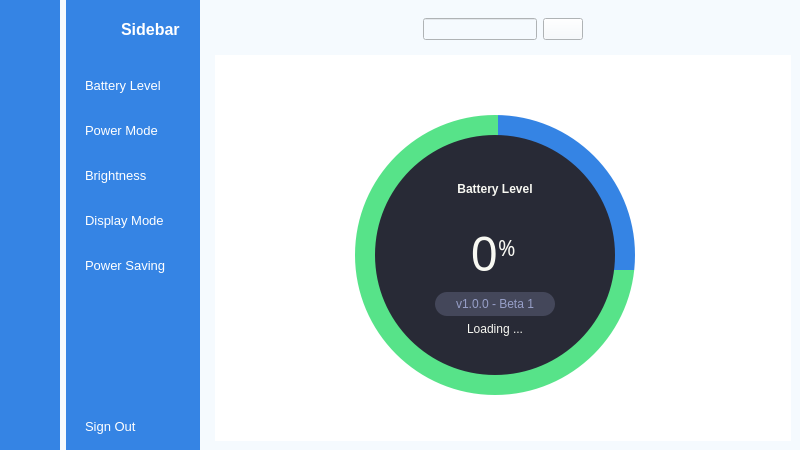
Qt form main_form.ui (qhaihcblol/Demo) before a commit.
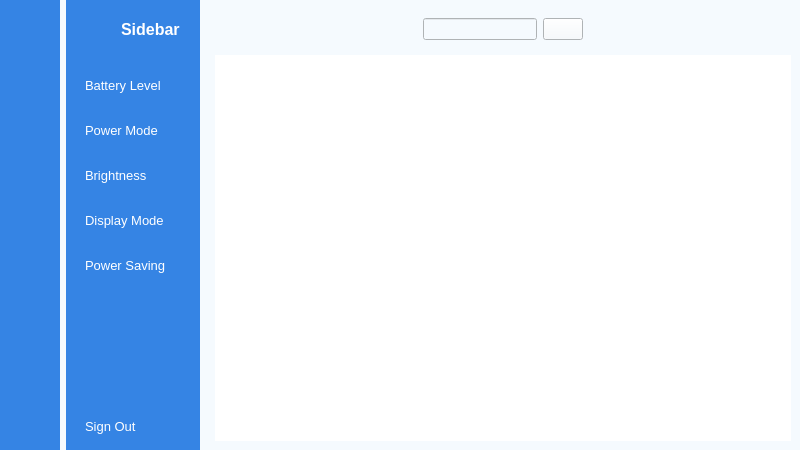
The same form after that commit. The open tabs and pages were chosen to show the change. Icons and pictures are not drawn.

What changed in the file:
```diff
--- a/main_form.ui
+++ b/main_form.ui
@@ -560,343 +560,6 @@
          <property name="styleSheet">
           <string notr="true">background-color: rgb(255, 255, 255);</string>
          </property>
-         <widget class="QWidget" name="Info_Page">
-          <widget class="QLabel" name="label_2">
-           <property name="geometry">
-            <rect>
-             <x>250</x>
-             <y>110</y>
-             <width>66</width>
-             <height>18</height>
-            </rect>
-           </property>
-           <property name="text">
-            <string>Info page</string>
-           </property>
-          </widget>
-         </widget>
-         <widget class="QWidget" name="Battery_Level_Page">
-          <widget class="QWidget" name="widget" native="true">
-           <property name="geometry">
-            <rect>
-             <x>130</x>
-             <y>50</y>
-             <width>300</width>
-             <height>300</height>
-            </rect>
-           </property>
-           <property name="minimumSize">
-            <size>
-             <width>300</width>
-             <height>300</height>
-            </size>
-           </property>
-           <property name="maximumSize">
-            <size>
-             <width>300</width>
-             <height>300</height>
-            </size>
-           </property>
-           <layout class="QVBoxLayout" name="verticalLayout_6">
-            <property name="spacing">
-             <number>0</number>
-            </property>
-            <property name="leftMargin">
-             <number>10</number>
-            </property>
-            <property name="topMargin">
-             <number>10</number>
-            </property>
-            <property name="rightMargin">
-             <number>10</number>
-            </property>
-            <property name="bottomMargin">
-             <number>10</number>
-            </property>
-            <item>
-             <widget class="QFrame" name="circle_lv">
-              <property name="styleSheet">
-               <string notr="true">QFrame{
-	background-color: qconicalgradient(cx:0.512029, cy:0.551, angle:90, stop:0.749 rgba(87, 227, 137, 255), stop:0.750 rgba(53, 132, 228, 255));
-	border-radius: 140px;
-}</string>
-              </property>
-              <property name="frameShape">
-               <enum>QFrame::Shape::NoFrame</enum>
-              </property>
-              <property name="frameShadow">
-               <enum>QFrame::Shadow::Raised</enum>
-              </property>
-              <layout class="QVBoxLayout" name="verticalLayout_7">
-               <property name="spacing">
-                <number>0</number>
-               </property>
-               <property name="leftMargin">
-                <number>20</number>
-               </property>
-               <property name="topMargin">
-                <number>20</number>
-               </property>
-               <property name="rightMargin">
-                <number>20</number>
-               </property>
-               <property name="bottomMargin">
-                <number>20</number>
-               </property>
-               <item>
-                <widget class="QFrame" name="circle_bg">
-                 <property name="styleSheet">
-                  <string notr="true">QFrame{
-	background-color: #282a36;
-	color: #f8f8f2;
-	border-radius: 120px;
-}</string>
-                 </property>
-                 <property name="frameShape">
-                  <enum>QFrame::Shape::NoFrame</enum>
-                 </property>
-                 <property name="frameShadow">
-                  <enum>QFrame::Shadow::Raised</enum>
-                 </property>
-                 <layout class="QVBoxLayout" name="verticalLayout_8">
-                  <property name="spacing">
-                   <number>0</number>
-                  </property>
-                  <property name="leftMargin">
-                   <number>0</number>
-                  </property>
-                  <property name="topMargin">
-                   <number>0</number>
-                  </property>
-                  <property name="rightMargin">
-                   <number>0</number>
-                  </property>
-                  <property name="bottomMargin">
-                   <number>0</number>
-                  </property>
-                  <item>
-                   <widget class="QFrame" name="texts">
-                    <property name="maximumSize">
-                     <size>
-                      <width>16777215</width>
-                      <height>180</height>
-                     </size>
-                    </property>
-                    <property name="styleSheet">
-                     <string notr="true">background: none;</string>
-                    </property>
-                    <property name="frameShape">
-                     <enum>QFrame::Shape::NoFrame</enum>
-                    </property>
-                    <property name="frameShadow">
-                     <enum>QFrame::Shadow::Raised</enum>
-                    </property>
-                    <layout class="QVBoxLayout" name="verticalLayout_10">
-                     <item>
-                      <layout class="QGridLayout" name="gridLayout_2">
-                       <item row="0" column="0">
-                        <widget class="QLabel" name="title">
-                         <property name="minimumSize">
-                          <size>
-                           <width>0</width>
-                           <height>30</height>
-                          </size>
-                         </property>
-                         <property name="font">
-                          <font>
-                           <bold>true</bold>
-                          </font>
-                         </property>
-                         <property name="text">
-                          <string>Battery Level</string>
-                         </property>
-                         <property name="alignment">
-                          <set>Qt::AlignmentFlag::AlignCenter</set>
-                         </property>
-                        </widget>
-                       </item>
-                       <item row="2" column="0">
-                        <widget class="QFrame" name="frame">
-                         <property name="frameShape">
-                          <enum>QFrame::Shape::NoFrame</enum>
-                         </property>
-                         <property name="frameShadow">
-                          <enum>QFrame::Shadow::Raised</enum>
-                         </property>
-                         <layout class="QHBoxLayout" name="horizontalLayout_5">
-                          <property name="spacing">
-                           <number>0</number>
-                          </property>
-                          <property name="leftMargin">
-                           <number>0</number>
-                          </property>
-                          <property name="topMargin">
-                           <number>0</number>
-                          </property>
-                          <property name="rightMargin">
-                           <number>0</number>
-                          </property>
-                          <property name="bottomMargin">
-                           <number>0</number>
-                          </property>
-                          <item>
-                           <widget class="QLabel" name="version">
-                            <property name="minimumSize">
-                             <size>
-                              <width>120</width>
-                              <height>24</height>
-                             </size>
-                            </property>
-                            <property name="maximumSize">
-                             <size>
-                              <width>120</width>
-                              <height>24</height>
-                             </size>
-                            </property>
-                            <property name="styleSheet">
-                             <string notr="true">QLabel{
-border-radius:12px;
-color: rgb(151,159,200);
-background-color: rgb(68,71,90)
-}</string>
-                            </property>
-                            <property name="text">
-                             <string>v1.0.0 - Beta 1</string>
-                            </property>
-                            <property name="alignment">
-                             <set>Qt::AlignmentFlag::AlignCenter</set>
-                            </property>
-                           </widget>
-                          </item>
-                         </layout>
-                        </widget>
-                       </item>
-                       <item row="3" column="0">
-                        <widget class="QLabel" name="loading">
-                         <property name="text">
-                          <string>Loading ...</string>
-                         </property>
-                         <property name="alignment">
-                          <set>Qt::AlignmentFlag::AlignCenter</set>
-                         </property>
-                        </widget>
-                       </item>
-                       <item row="1" column="0">
-                        <widget class="QFrame" name="empty">
-                         <property name="minimumSize">
-                          <size>
-                           <width>0</width>
-                           <height>80</height>
-                          </size>
-                         </property>
-                         <property name="frameShape">
-                          <enum>QFrame::Shape::NoFrame</enum>
-                         </property>
-                         <property name="frameShadow">
-                          <enum>QFrame::Shadow::Raised</enum>
-                         </property>
-                         <layout class="QVBoxLayout" name="verticalLayout_9">
-                          <item>
-                           <widget class="QLabel" name="Percent">
-                            <property name="maximumSize">
-                             <size>
-                              <width>200</width>
-                              <height>200</height>
-                             </size>
-                            </property>
-                            <property name="font">
-                             <font>
-                              <family>Noto Sans Bamum</family>
-                              <pointsize>35</pointsize>
-                              <italic>false</italic>
-                              <bold>false</bold>
-                             </font>
-                            </property>
-                            <property name="text">
-                             <string>&lt;html&gt;&lt;head/&gt;&lt;body&gt;&lt;p&gt;&lt;span style=&quot; font-size:36pt;&quot;&gt;0&lt;/span&gt;&lt;span style=&quot; font-size:24pt; vertical-align:super;&quot;&gt;%&lt;/span&gt;&lt;/p&gt;&lt;/body&gt;&lt;/html&gt;</string>
-                            </property>
-                            <property name="alignment">
-                             <set>Qt::AlignmentFlag::AlignCenter</set>
-                            </property>
-                           </widget>
-                          </item>
-                         </layout>
-                        </widget>
-                       </item>
-                      </layout>
-                     </item>
-                    </layout>
-                   </widget>
-                  </item>
-                 </layout>
-                </widget>
-               </item>
-              </layout>
-             </widget>
-            </item>
-           </layout>
-          </widget>
-         </widget>
-         <widget class="QWidget" name="Power_Mode_Page">
-          <widget class="QLabel" name="label_5">
-           <property name="geometry">
-            <rect>
-             <x>200</x>
-             <y>100</y>
-             <width>191</width>
-             <height>18</height>
-            </rect>
-           </property>
-           <property name="text">
-            <string>Power Mode</string>
-           </property>
-          </widget>
-         </widget>
-         <widget class="QWidget" name="Brightness_Page">
-          <widget class="QLabel" name="label_6">
-           <property name="geometry">
-            <rect>
-             <x>120</x>
-             <y>120</y>
-             <width>311</width>
-             <height>18</height>
-            </rect>
-           </property>
-           <property name="text">
-            <string>Brightness</string>
-           </property>
-          </widget>
-         </widget>
-         <widget class="QWidget" name="Display_Mode_Page">
-          <widget class="QLabel" name="label_7">
-           <property name="geometry">
-            <rect>
-             <x>160</x>
-             <y>60</y>
-             <width>251</width>
-             <height>18</height>
-            </rect>
-           </property>
-           <property name="text">
-            <string>dispay mode</string>
-           </property>
-          </widget>
-         </widget>
-         <widget class="QWidget" name="Power_Saving_Page">
-          <widget class="QLabel" name="label_8">
-           <property name="geometry">
-            <rect>
-             <x>180</x>
-             <y>110</y>
-             <width>241</width>
-             <height>18</height>
-            </rect>
-           </property>
-           <property name="text">
-            <string>power saving</string>
-           </property>
-          </widget>
-         </widget>
         </widget>
        </item>
       </layout>
```
Left out of the diff: 4 changed lines with no effect on the pictures.
